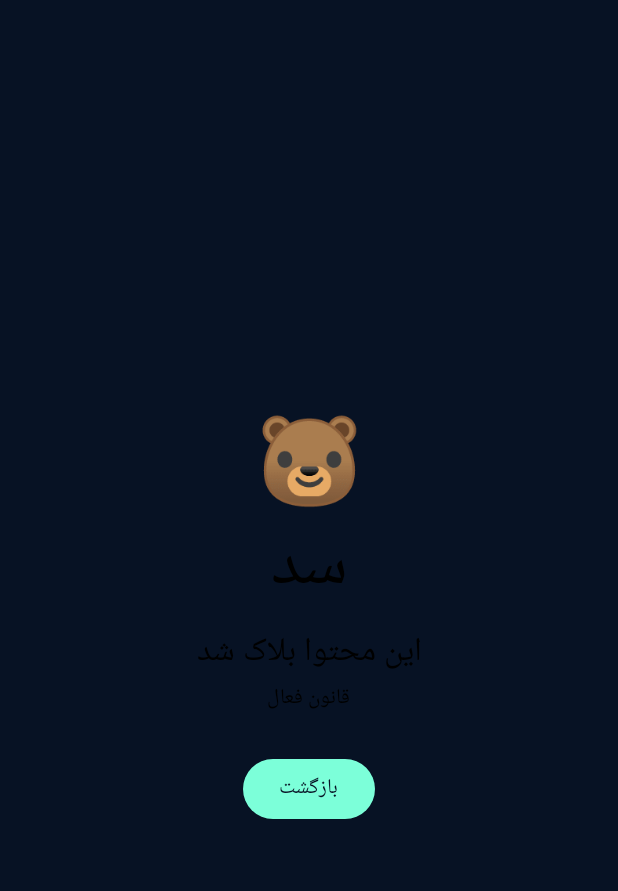
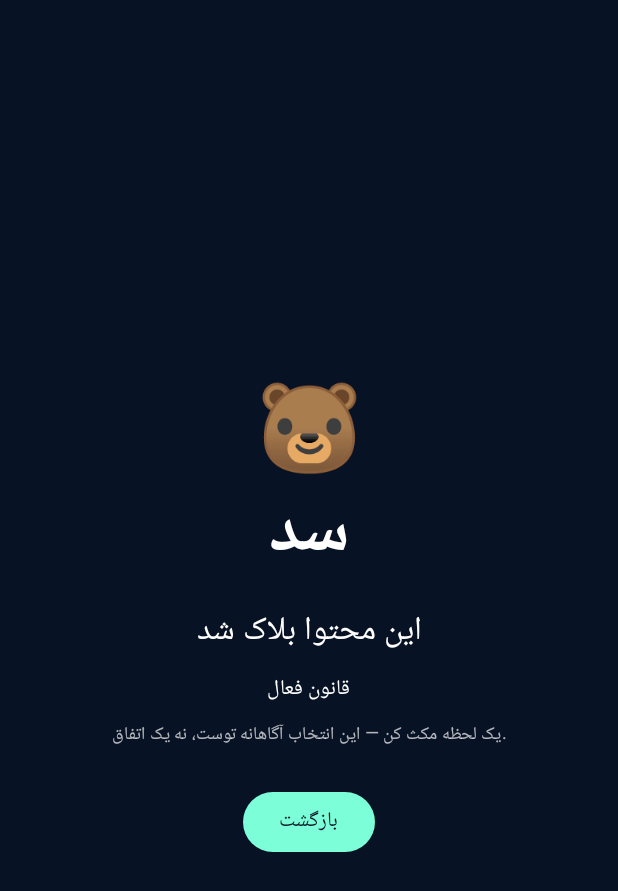
Before and after one commit to rayganiali-creator/blocker-sadd, an Android app built with Jetpack Compose: the BlockedActivity screen opened directly, with no data from a screen before it, on a phone screen of 412 x 824 dp. Shown: the top 891 px of the screen. Run offline under Robolectric (Android 15) with nearby library versions, the phone set to English and light mode, and no system bars.

Commit message:
Phase 2: update app/src/main/java/com/sadd/blocker/ui/screens/BlockedActivity.kt

```diff
--- a/app/src/main/java/com/sadd/blocker/ui/screens/BlockedActivity.kt
+++ b/app/src/main/java/com/sadd/blocker/ui/screens/BlockedActivity.kt
@@ -3,48 +3,99 @@ package com.sadd.blocker.ui.screens
 import android.os.Bundle
 import androidx.activity.ComponentActivity
 import androidx.activity.compose.setContent
+import androidx.compose.foundation.background
 import androidx.compose.foundation.layout.Arrangement
 import androidx.compose.foundation.layout.Column
+import androidx.compose.foundation.layout.Spacer
 import androidx.compose.foundation.layout.fillMaxSize
+import androidx.compose.foundation.layout.height
 import androidx.compose.foundation.layout.padding
+import androidx.compose.material3.AssistChip
 import androidx.compose.material3.Button
 import androidx.compose.material3.MaterialTheme
 import androidx.compose.material3.Text
 import androidx.compose.runtime.Composable
 import androidx.compose.ui.Alignment
 import androidx.compose.ui.Modifier
+import androidx.compose.ui.graphics.Color
+import androidx.compose.ui.text.font.FontWeight
 import androidx.compose.ui.unit.dp
 import com.sadd.blocker.ui.theme.BlockerTheme
+import com.sadd.blocker.ui.theme.NavyDeep
 
 /**
  * صفحه بلاک — تیره سرمه‌ای، خرس «سد» به‌عنوان ماسکوت (حفظ هویت نسخه قبلی).
- * در فاز ۱ فقط ساختار و دکمه بازگشت (fail-open) را دارد؛
- * تصویر خرس در فاز ۴ با نسخه نهایی جایگزین می‌شود.
- * هرگز HOME یا قفل گوشی فراخوانی نمی‌شود — فقط بازگشت.
+ * طبق موکاپ تاییدشده: خرس داخل سپر، دلیل بلاک، دسته و دکمه «بازگشت».
+ * شمارش معکوس تاخیر و منطق مداخله در فاز ۴ وصل می‌شود؛
+ * هرگز HOME یا قفل گوشی فراخوانی نمی‌شود — فقط بازگشت (fail-open).
  */
 class BlockedActivity : ComponentActivity() {
     override fun onCreate(savedInstanceState: Bundle?) {
         super.onCreate(savedInstanceState)
         val reason = intent.getStringExtra("reason") ?: "قانون فعال"
+        val category = intent.getStringExtra("category")
+        val delaySeconds = intent.getIntExtra("delaySeconds", -1)
         setContent {
             BlockerTheme(darkTheme = true) {
-                BlockedContent(reason = reason, onBack = { finish() })
+                BlockedContent(
+                    reason = reason,
+                    category = category,
+                    delaySeconds = if (delaySeconds >= 0) delaySeconds else null,
+                    onBack = { finish() },
+                )
             }
         }
     }
 }
 
 @Composable
-fun BlockedContent(reason: String, onBack: () -> Unit) {
+fun BlockedContent(
+    reason: String,
+    category: String? = null,
+    delaySeconds: Int? = null,
+    onBack: () -> Unit,
+) {
     Column(
-        modifier = Modifier.fillMaxSize().padding(24.dp),
+        modifier = Modifier
+            .fillMaxSize()
+            .background(NavyDeep)
+            .padding(24.dp),
         verticalArrangement = Arrangement.Center,
         horizontalAlignment = Alignment.CenterHorizontally,
     ) {
         Text("🐻", style = MaterialTheme.typography.displayLarge)
-        Text("سد", style = MaterialTheme.typography.displayMedium)
-        Text("این محتوا بلاک شد", style = MaterialTheme.typography.titleLarge)
-        Text(reason, style = MaterialTheme.typography.bodyMedium)
+        Text(
+            "سد",
+            style = MaterialTheme.typography.displayMedium,
+            fontWeight = FontWeight.Bold,
+            color = Color.White,
+        )
+        Spacer(Modifier.height(8.dp))
+        Text(
+            "این محتوا بلاک شد",
+            style = MaterialTheme.typography.titleLarge,
+            color = Color.White,
+        )
+        Spacer(Modifier.height(8.dp))
+        Text(reason, style = MaterialTheme.typography.bodyMedium, color = Color.White)
+        if (category != null) {
+            Spacer(Modifier.height(12.dp))
+            AssistChip(onClick = {}, label = { Text("دسته: $category") })
+        }
+        if (delaySeconds != null) {
+            Spacer(Modifier.height(8.dp))
+            Text(
+                "تاخیر مداخله: $delaySeconds ثانیه",
+                style = MaterialTheme.typography.bodySmall,
+                color = Color.White,
+            )
+        }
+        Spacer(Modifier.height(8.dp))
+        Text(
+            "یک لحظه مکث کن — این انتخاب آگاهانه توست، نه یک اتفاق.",
+            style = MaterialTheme.typography.bodySmall,
+            color = Color.White.copy(alpha = 0.7f),
+        )
         Button(onClick = onBack, modifier = Modifier.padding(top = 24.dp)) {
             Text("بازگشت")
         }
```
